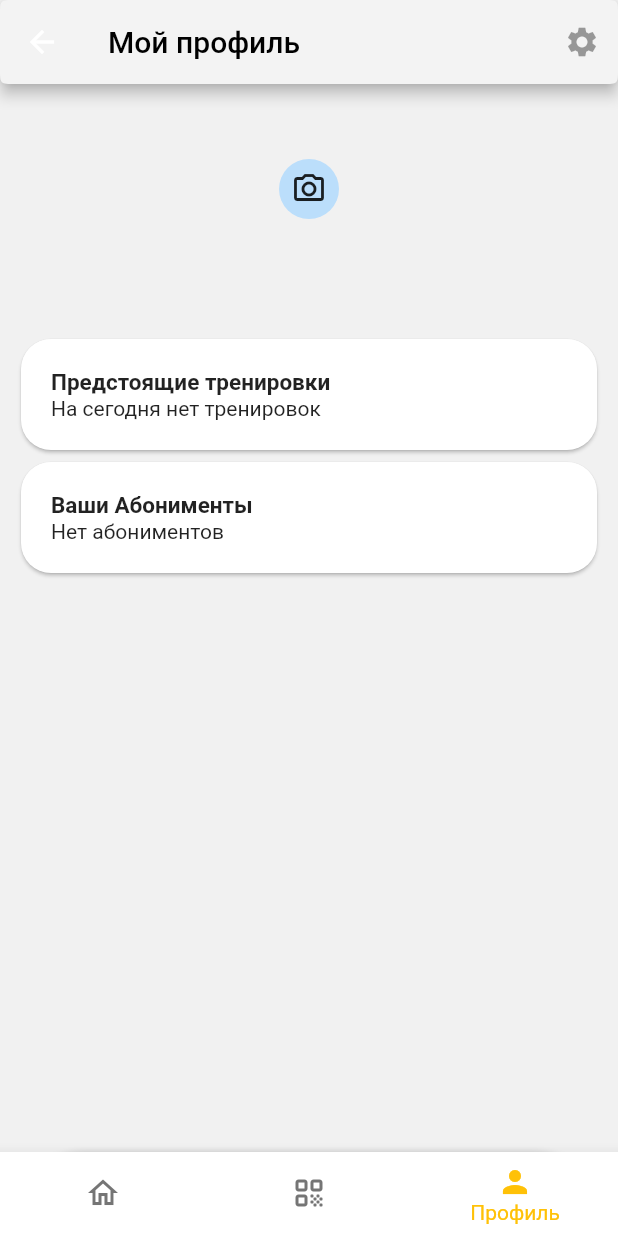
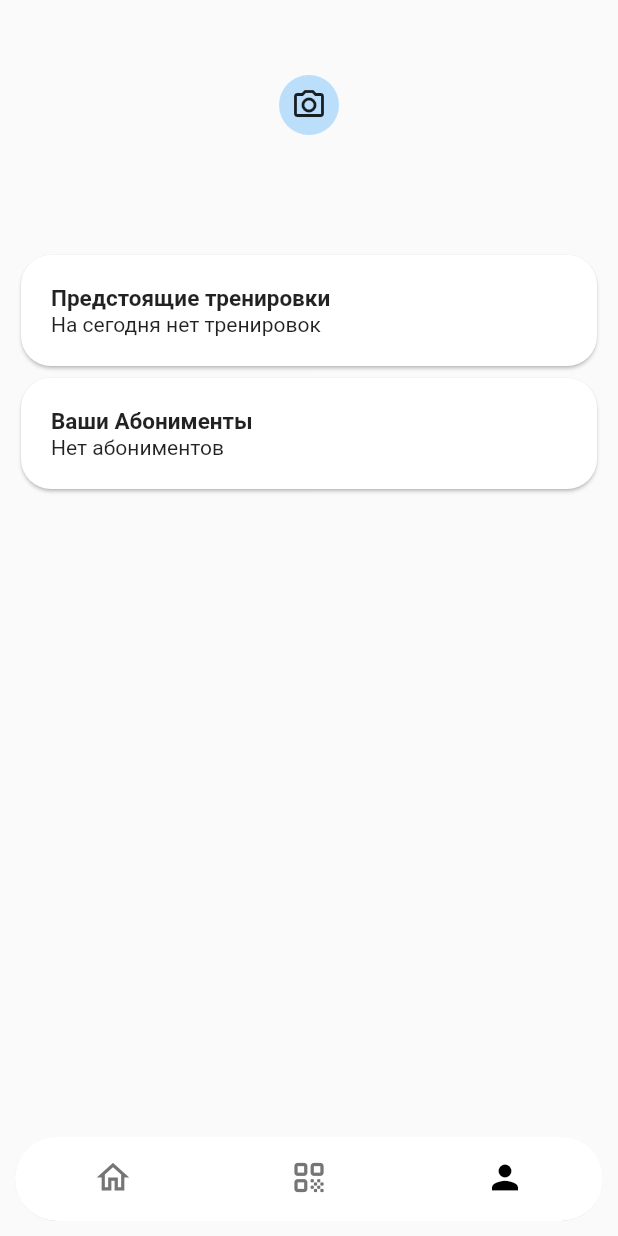
Before and after one commit to breadwithmeth/doro, a Flutter app: the BottomMenu screen opened directly, item 3 of the bottom bar chosen, on a phone screen of 412 x 824 dp. Run offline on Flutter 3.47's test engine with Material 2 defaults, Android fonts, the phone set to English and light mode, and no system bars; our stand-ins replace firebase_core, firebase_messaging, google_fonts, shared_preferences; missing offline and left inert: mobile_scanner; accounts and stored records are empty; network calls fail.

Commit message:
changed bottom bar

```diff
--- a/lib/main.dart
+++ b/lib/main.dart
@@ -55,7 +55,7 @@ class _MyAppState extends State<MyApp> {
     return MaterialApp(
         theme: ThemeData(
           fontFamily: 'Roboto',
-          scaffoldBackgroundColor: dark_background,
+          scaffoldBackgroundColor: Colors.grey[50],
           primaryColor: Color(0xFFfbb80f),
           primaryIconTheme: IconThemeData(color: Color(0xFFfbb80f)),
           elevatedButtonTheme: ElevatedButtonThemeData(
--- a/lib/pages/bottomMenu.dart
+++ b/lib/pages/bottomMenu.dart
@@ -15,6 +15,12 @@ class BottomMenu extends StatefulWidget {
 }
 
 class _BottomMenuState extends State<BottomMenu> {
+  @override
+  void initState() {
+    // TODO: implement initState
+    super.initState();
+  }
+
   static List<Map<String, dynamic>> _pages = <Map<String, dynamic>>[
     {"widget": News(), "title": "Новости"},
     {
@@ -31,9 +37,8 @@ class _BottomMenuState extends State<BottomMenu> {
     setState(() {
       if (index == 1) {
         Navigator.push(context, MaterialPageRoute(builder: (context) => QR()));
-      }else{
+      } else {
         _selectedIndex = index;
-
       }
     });
   }
@@ -41,39 +46,35 @@ class _BottomMenuState extends State<BottomMenu> {
   @override
   Widget build(BuildContext context) {
     return Scaffold(
-      appBar: AppBar(
-          actions: _pages[_selectedIndex]["actions"],
-          shape: ContinuousRectangleBorder(
-            borderRadius: BorderRadius.circular(10)
-          ),
-          backgroundColor: Color(0xFFf3f3f3),
-          title: Container(
-        child: Text(_pages[_selectedIndex]["title"], style: TextStyle(color: Colors.black),),
-      )),
-      bottomNavigationBar: Container(
-        padding: EdgeInsets.symmetric(vertical: 0, horizontal: 0),
+      // appBar: AppBar(
+      //     actions: _pages[_selectedIndex]["actions"],
+      //     shape: ContinuousRectangleBorder(
+      //         borderRadius: BorderRadius.circular(10)),
+      //     backgroundColor: Color(0xFFf3f3f3),
+      //     title: Container(
+      //       child: Text(
+      //         _pages[_selectedIndex]["title"],
+      //         style: TextStyle(color: Colors.black),
+      //       ),
+      //     )),
+      floatingActionButton: Container(
         decoration: BoxDecoration(
+
+            borderRadius: BorderRadius.all(Radius.circular(30)),
             color: Colors.white,
-            boxShadow: [
-              BoxShadow(
-                color: Colors.black.withOpacity(0.1),
-                spreadRadius: 1,
-                blurRadius: 2,
-                offset: Offset(0, 0), // changes position of shadow
-              ),
-            ],
-            borderRadius: new BorderRadius.only(
-              topLeft: const Radius.circular(60.0),
-              topRight: const Radius.circular(60.0),
-              bottomLeft: const Radius.circular(0.0),
-              bottomRight: const Radius.circular(0.0),
-            )),
+            // gradient:LinearGradient(colors: [Color(0xFFff6e7f), Color(0xFFbfe9ff)])
+                ),
+        padding: EdgeInsets.all(0),
+        margin: EdgeInsets.all(10),
+        clipBehavior: Clip.antiAlias,
         child: BottomNavigationBar(
+          iconSize: 26,
+          showSelectedLabels: false,
           showUnselectedLabels: false,
           type: BottomNavigationBarType.fixed,
           backgroundColor: primary_background,
           unselectedItemColor: Colors.grey[600],
-          selectedItemColor: primary_text,
+          selectedItemColor: Colors.black,
           // selectedIconTheme: IconThemeData(shadows: <Shadow>[
           //   Shadow(color: Colors.deepOrangeAccent, blurRadius: 1.0)
           // ]),
@@ -81,6 +82,7 @@ class _BottomMenuState extends State<BottomMenu> {
           onTap: _onItemTapped,
           items: <BottomNavigationBarItem>[
             BottomNavigationBarItem(
+              activeIcon: Icon(Icons.home_rounded),
               icon: Icon(Icons.home_outlined),
               label: 'Новости',
             ),
@@ -100,12 +102,78 @@ class _BottomMenuState extends State<BottomMenu> {
             //   label: 'qr',
             //),
             BottomNavigationBarItem(
-              icon: Icon(Icons.person),
+              activeIcon: Icon(Icons.person),
+              icon: Icon(Icons.person_outline),
               label: 'Профиль',
             ),
           ],
         ),
       ),
+      floatingActionButtonLocation: FloatingActionButtonLocation.centerDocked,
+
+
+
+      // floatingActionButtonLocation: FloatingActionButtonLocation.centerDocked,
+      // bottomNavigationBar: Container(
+      //   padding: EdgeInsets.symmetric(vertical: 0, horizontal: 0),
+      //   decoration: BoxDecoration(
+      //       color: Colors.white,
+      //       boxShadow: [
+      //         BoxShadow(
+      //           color: Colors.black.withOpacity(0.1),
+      //           spreadRadius: 1,
+      //           blurRadius: 2,
+      //           offset: Offset(0, 0), // changes position of shadow
+      //         ),
+      //       ],
+      //       borderRadius: new BorderRadius.only(
+      //         topLeft: const Radius.circular(60.0),
+      //         topRight: const Radius.circular(60.0),
+      //         bottomLeft: const Radius.circular(0.0),
+      //         bottomRight: const Radius.circular(0.0),
+      //       )),
+      //   child: BottomNavigationBar(
+      //     iconSize: 26,
+      //     showSelectedLabels: false,
+      //     showUnselectedLabels: false,
+      //     type: BottomNavigationBarType.fixed,
+      //     backgroundColor: primary_background,
+      //     unselectedItemColor: Colors.grey[600],
+      //     selectedItemColor: Colors.black,
+      //     // selectedIconTheme: IconThemeData(shadows: <Shadow>[
+      //     //   Shadow(color: Colors.deepOrangeAccent, blurRadius: 1.0)
+      //     // ]),
+      //     currentIndex: _selectedIndex, //New
+      //     onTap: _onItemTapped,
+      //     items: <BottomNavigationBarItem>[
+      //       BottomNavigationBarItem(
+      //         activeIcon: Icon(Icons.home_rounded),
+      //         icon: Icon(Icons.home_outlined),
+      //         label: 'Новости',
+      //       ),
+      //       BottomNavigationBarItem(
+      //         icon: Icon(Icons.qr_code_rounded),
+      //         label: 'qr',
+      //       ),
+      //       // BottomNavigationBarItem(
+      //       //   icon: IconButton(
+      //       //     style: ButtonStyle(),
+      //       //     onPressed: () {
+      //       //       Navigator.push(context,
+      //       //           MaterialPageRoute(builder: (context) => QR()));
+      //       //     },
+      //       //     icon: Icon(Icons.qr_code_sharp),
+      //       //   ),
+      //       //   label: 'qr',
+      //       //),
+      //       BottomNavigationBarItem(
+      //         activeIcon: Icon(Icons.person),
+      //         icon: Icon(Icons.person_outline),
+      //         label: 'Профиль',
+      //       ),
+      //     ],
+      //   ),
+      // ),
       // ElevatedButton(
       //   onPressed: () {},
       //   child: Icon(Icons.menu, color: Colors.white),
--- a/lib/pages/news.dart
+++ b/lib/pages/news.dart
@@ -33,7 +33,7 @@ class _NewsState extends State<News> {
           itemCount: news.length,
           itemBuilder: ((context, index) {
             return Container(
-              margin: EdgeInsets.symmetric(vertical: 10, horizontal: 4),
+              margin: EdgeInsets.symmetric(vertical: 5, horizontal: 4),
               padding: EdgeInsets.all(5),
               decoration: BoxDecoration(
                 color: primary_background,
```
